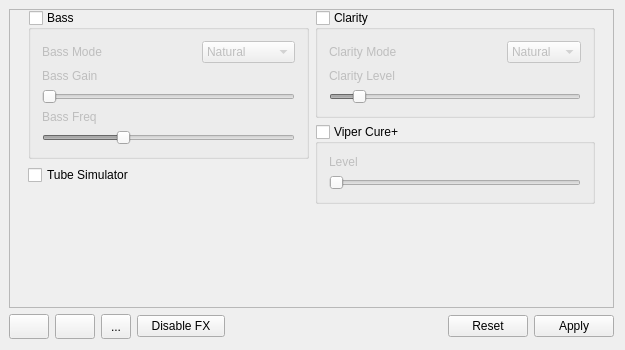
Above: mainwindow.ui from Audio4Linux/Viper4Linux-GUI before the change. Below: the same form after it.
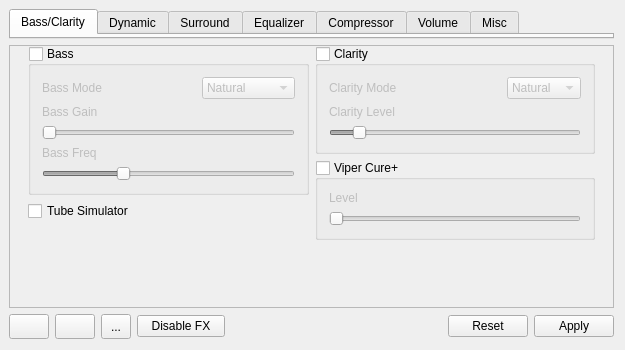
That is the form after the change. Icons and pictures are not drawn. Custom widgets are drawn as their Qt base class.

Commit message: Add switch to use the legacy tab layout instead of the new animated one

Diff of the .ui file:
```diff
--- a/mainwindow.ui
+++ b/mainwindow.ui
@@ -40,6 +40,48 @@
     <property name="topMargin">
      <number>9</number>
     </property>
+    <item>
+     <widget class="QTabWidget" name="tabhost_legacy">
+      <property name="currentIndex">
+       <number>0</number>
+      </property>
+      <widget class="QWidget" name="tab_1">
+       <attribute name="title">
+        <string>Bass/Clarity</string>
+       </attribute>
+      </widget>
+      <widget class="QWidget" name="tab_2">
+       <attribute name="title">
+        <string>Dynamic</string>
+       </attribute>
+      </widget>
+      <widget class="QWidget" name="tab_3">
+       <attribute name="title">
+        <string>Surround</string>
+       </attribute>
+      </widget>
+      <widget class="QWidget" name="tab_4">
+       <attribute name="title">
+        <string>Equalizer</string>
+       </attribute>
+      </widget>
+      <widget class="QWidget" name="tab_5">
+       <attribute name="title">
+        <string>Compressor</string>
+       </attribute>
+      </widget>
+      <widget class="QWidget" name="tab_6">
+       <attribute name="title">
+        <string>Volume</string>
+       </attribute>
+      </widget>
+      <widget class="QWidget" name="tab_7">
+       <attribute name="title">
+        <string>Misc</string>
+       </attribute>
+      </widget>
+     </widget>
+    </item>
     <item>
      <widget class="QFrame" name="frame">
       <property name="frameShape">
```
The commit also changes 6 other files.
